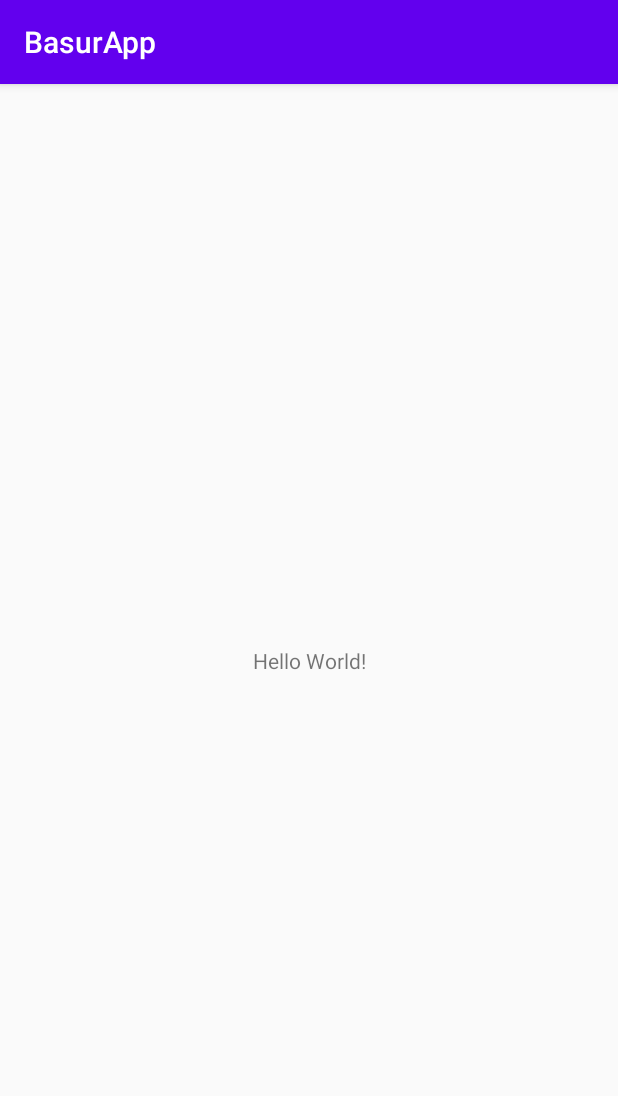
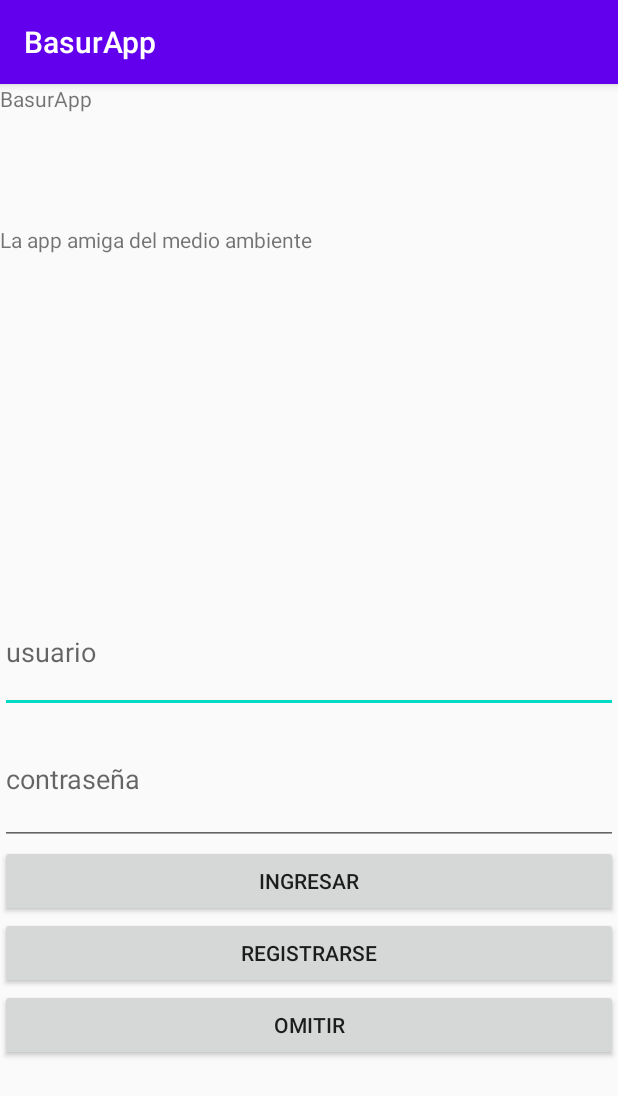
Before and after one commit to carlrey9/ProyectoMoviles, an Android app: the screen it shows after launch (MainActivity), on a phone screen of 412 x 824 dp. Shown: the top 1096 px of the screen. Run offline under Robolectric (Android 15) with nearby library versions, the phone set to English and light mode, and no system bars.

Commit message:
creacion de 3 actividades: main, postlogin y registro, transicion entre ellas pero no se implementó nada de string

```diff
--- a/BasurApp/app/src/main/AndroidManifest.xml
+++ b/BasurApp/app/src/main/AndroidManifest.xml
@@ -9,6 +9,8 @@
         android:roundIcon="@mipmap/ic_launcher_round"
         android:supportsRtl="true"
         android:theme="@style/AppTheme">
+        <activity android:name=".registro"></activity>
+        <activity android:name=".postlogin" />
         <activity android:name=".MainActivity">
             <intent-filter>
                 <action android:name="android.intent.action.MAIN" />
--- a/BasurApp/app/src/main/java/co/edu/unab/proyectomoviles/basurapp/MainActivity.java
+++ b/BasurApp/app/src/main/java/co/edu/unab/proyectomoviles/basurapp/MainActivity.java
@@ -2,13 +2,49 @@ package co.edu.unab.proyectomoviles.basurapp;
 
 import androidx.appcompat.app.AppCompatActivity;
 
+import android.content.Intent;
 import android.os.Bundle;
+import android.view.View;
+import android.widget.Button;
+import android.widget.Toast;
 
 public class MainActivity extends AppCompatActivity {
+
+    Button btnIngresar ;
+    Button btnRegistrarse;
+    Button btnOmitir;
 
     @Override
     protected void onCreate(Bundle savedInstanceState) {
         super.onCreate(savedInstanceState);
         setContentView(R.layout.activity_main);
+
+        asociarElementos();
+
+        btnOmitir.setOnClickListener(new View.OnClickListener() {
+            @Override
+            public void onClick(View v) {
+                Intent in = new Intent(getApplicationContext(), postlogin.class);
+                startActivity(in);
+                Toast.makeText(getApplicationContext(), "Bienvenido Pendejo", Toast.LENGTH_LONG).show();
+            }
+        });
+
+        btnRegistrarse.setOnClickListener(new View.OnClickListener() {
+            @Override
+            public void onClick(View v) {
+                Intent in = new Intent(getApplicationContext(), registro.class);
+                startActivity(in);
+                Toast.makeText(getApplicationContext(), "A registrarse weee", Toast.LENGTH_LONG).show();
+            }
+        });
+
+
+    }
+
+    public void asociarElementos(){
+        btnIngresar = findViewById(R.id.btn_ingresar);
+        btnRegistrarse = findViewById(R.id.btn_registrarse);
+        btnOmitir = findViewById(R.id.btn_omitir);
     }
 }
--- a/BasurApp/app/src/main/res/layout/activity_main.xml
+++ b/BasurApp/app/src/main/res/layout/activity_main.xml
@@ -1,18 +1,55 @@
 <?xml version="1.0" encoding="utf-8"?>
-<androidx.constraintlayout.widget.ConstraintLayout xmlns:android="http://schemas.android.com/apk/res/android"
+<LinearLayout xmlns:android="http://schemas.android.com/apk/res/android"
     xmlns:app="http://schemas.android.com/apk/res-auto"
     xmlns:tools="http://schemas.android.com/tools"
     android:layout_width="match_parent"
     android:layout_height="match_parent"
-    tools:context=".MainActivity">
+    android:orientation="vertical"
+    tools:context=".MainActivity" >
 
     <TextView
-        android:layout_width="wrap_content"
+        android:id="@+id/txv_titulo_presentacion"
+        android:layout_width="match_parent"
+        android:layout_height="94dp"
+        android:text="BasurApp" />
+
+    <TextView
+        android:id="@+id/txv_descripcion_presentacion"
+        android:layout_width="match_parent"
+        android:layout_height="244dp"
+        android:text="La app amiga del medio ambiente" />
+
+    <EditText
+        android:id="@+id/edt_username"
+        android:layout_width="match_parent"
+        android:layout_height="81dp"
+        android:ems="10"
+        android:hint="usuario"
+        android:inputType="textEmailAddress" />
+
+    <EditText
+        android:id="@+id/edt_password"
+        android:layout_width="match_parent"
+        android:layout_height="88dp"
+        android:ems="10"
+        android:hint="contraseña"
+        android:inputType="textPassword" />
+
+    <Button
+        android:id="@+id/btn_ingresar"
+        android:layout_width="match_parent"
         android:layout_height="wrap_content"
-        android:text="Hello World!"
-        app:layout_constraintBottom_toBottomOf="parent"
-        app:layout_constraintLeft_toLeftOf="parent"
-        app:layout_constraintRight_toRightOf="parent"
-        app:layout_constraintTop_toTopOf="parent" />
+        android:text="Ingresar" />
 
-</androidx.constraintlayout.widget.ConstraintLayout>
+    <Button
+        android:id="@+id/btn_registrarse"
+        android:layout_width="match_parent"
+        android:layout_height="wrap_content"
+        android:text="Registrarse" />
+
+    <Button
+        android:id="@+id/btn_omitir"
+        android:layout_width="match_parent"
+        android:layout_height="wrap_content"
+        android:text="omitir" />
+</LinearLayout>
```
Also changed, not shown: BasurApp/app/src/main/java/co/edu/unab/proyectomoviles/basurapp/postlogin.java (added, +14 -0 lines), BasurApp/app/src/main/java/co/edu/unab/proyectomoviles/basurapp/registro.java (added, +14 -0 lines), BasurApp/app/src/main/res/layout/activity_postlogin.xml (added, +18 -0 lines), BasurApp/app/src/main/res/layout/activity_registro.xml (added, +48 -0 lines).
